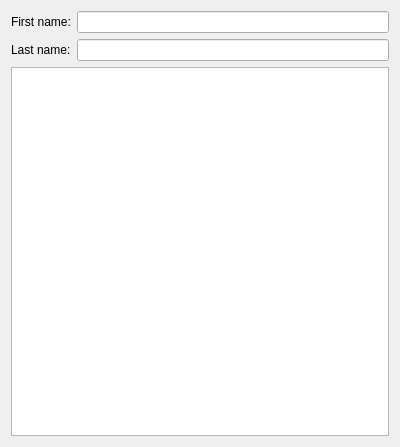
deepakagg/tux4kids-admin, file tux4kids-admin/src/addStudentDialog.ui: the form before one commit.
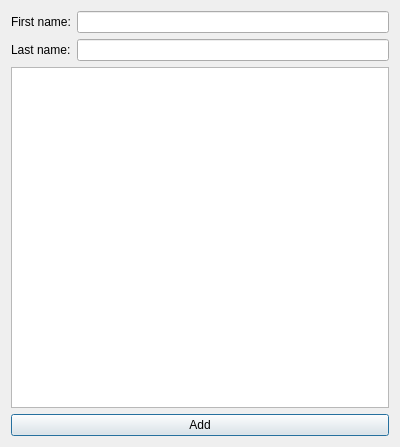
The form after the commit.

Commit message: adding very basic student dirs works

Diff of the .ui file:
```diff
--- a/tux4kids-admin/src/addStudentDialog.ui
+++ b/tux4kids-admin/src/addStudentDialog.ui
@@ -41,6 +41,13 @@
    <item>
     <widget class="QListWidget" name="applicationList"/>
    </item>
+   <item>
+    <widget class="QPushButton" name="addButton">
+     <property name="text">
+      <string>Add</string>
+     </property>
+    </widget>
+   </item>
   </layout>
  </widget>
  <resources/>
```
The commit also changes 20 other files.
